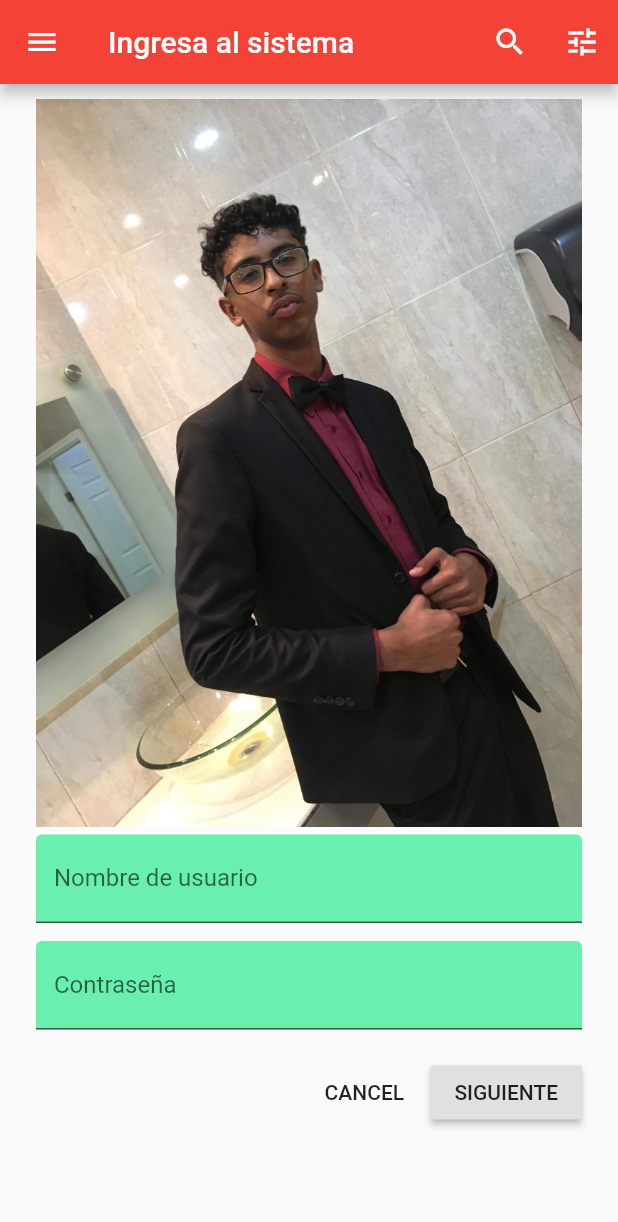
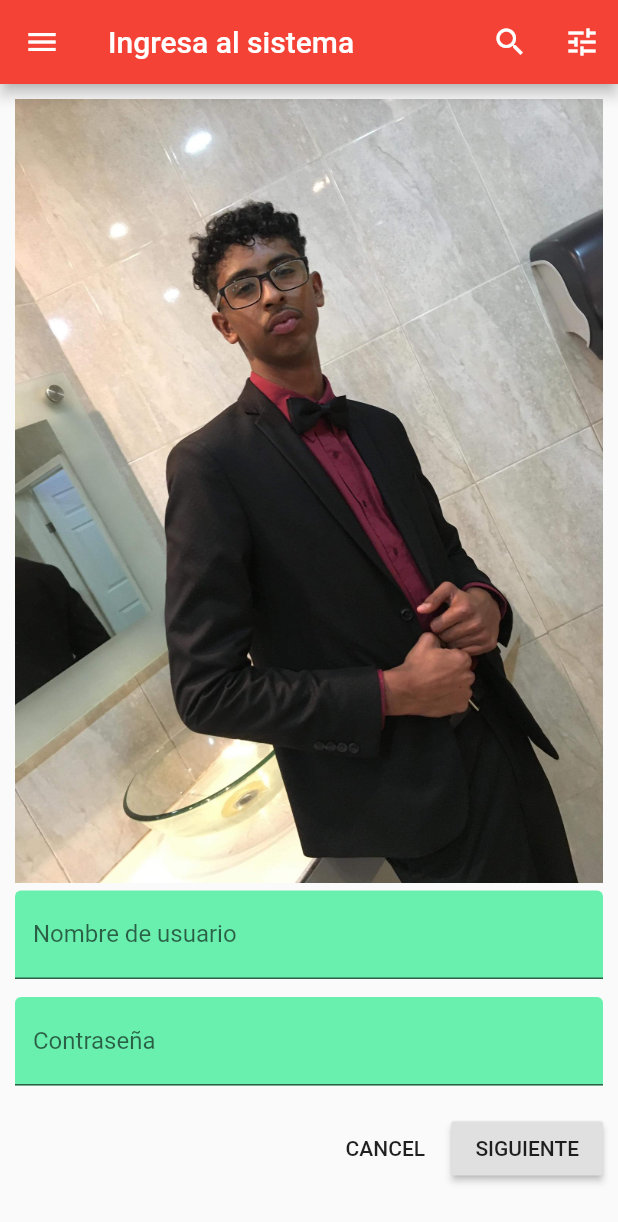
Before and after one commit to YahirS/loginSencillo, a Flutter app: the screen it shows after launch, on a phone screen of 412 x 824 dp. Shown: the top 1222 px of the screen. Run offline on Flutter 3.47's test engine with Material 2 defaults, Android fonts, the phone set to English and light mode, and no system bars.

```diff
--- a/lib/main.dart
+++ b/lib/main.dart
@@ -74,7 +74,7 @@ class _IngresoSistemaState extends State<IngresoSistema> {
       ), //fin de appbar
       body: SafeArea(
         child: ListView(
-          padding: EdgeInsets.symmetric(horizontal: 24.0),
+          padding: EdgeInsets.symmetric(horizontal: 10.0),
           children: <Widget>[
             SizedBox(height: 10.0),
             Column(
```
Also changed, not shown: 1 other file.
